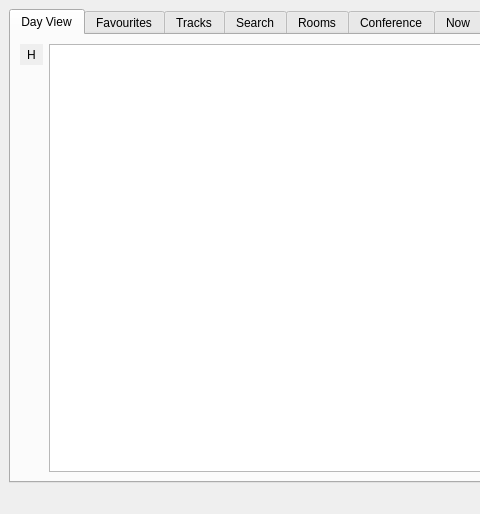
Before: the Qt Designer form src/gui/mainwindow.ui in edulix/confclerk, drawn with Qt 5; both pictures show x 0 to 480 and y 0 to 514 of the 935 by 514 pixel window.
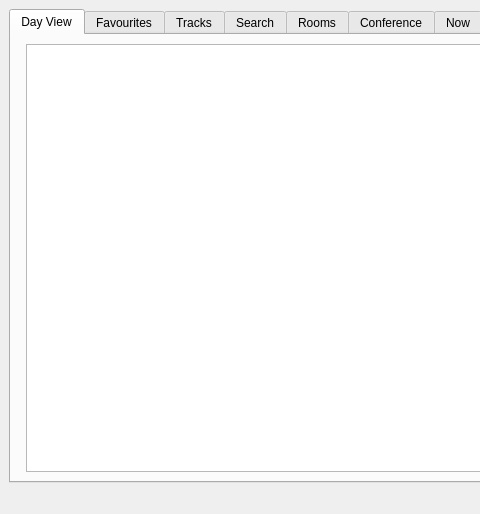
After: the same form once the commit is applied. Icons and pictures are not drawn. Custom widgets are drawn as their Qt base class.

Commit message: just removed unused button on 'day view' tab

What changed in the file:
```diff
--- a/src/gui/mainwindow.ui
+++ b/src/gui/mainwindow.ui
@@ -35,31 +35,14 @@
           <item>
            <layout class="QHBoxLayout" name="horizontalLayout_2" >
             <item>
-             <layout class="QVBoxLayout" name="verticalLayout_5" >
-              <item>
-               <widget class="QToolButton" name="toolButton" >
-                <property name="autoFillBackground" >
-                 <bool>true</bool>
-                </property>
-                <property name="text" >
-                 <string>H</string>
-                </property>
-                <property name="autoRaise" >
-                 <bool>true</bool>
-                </property>
-               </widget>
-              </item>
-              <item>
-               <widget class="DayNavigatorWidget" native="1" name="dayNavigator" >
-                <property name="sizePolicy" >
-                 <sizepolicy vsizetype="Expanding" hsizetype="Minimum" >
-                  <horstretch>0</horstretch>
-                  <verstretch>0</verstretch>
-                 </sizepolicy>
-                </property>
-               </widget>
-              </item>
-             </layout>
+             <widget class="DayNavigatorWidget" native="1" name="dayNavigator" >
+              <property name="sizePolicy" >
+               <sizepolicy vsizetype="Expanding" hsizetype="Minimum" >
+                <horstretch>0</horstretch>
+                <verstretch>0</verstretch>
+               </sizepolicy>
+              </property>
+             </widget>
             </item>
             <item>
              <widget class="TreeView" name="dayTreeView" >
```
Left out of the diff: 141 changed lines with no effect on the pictures.
